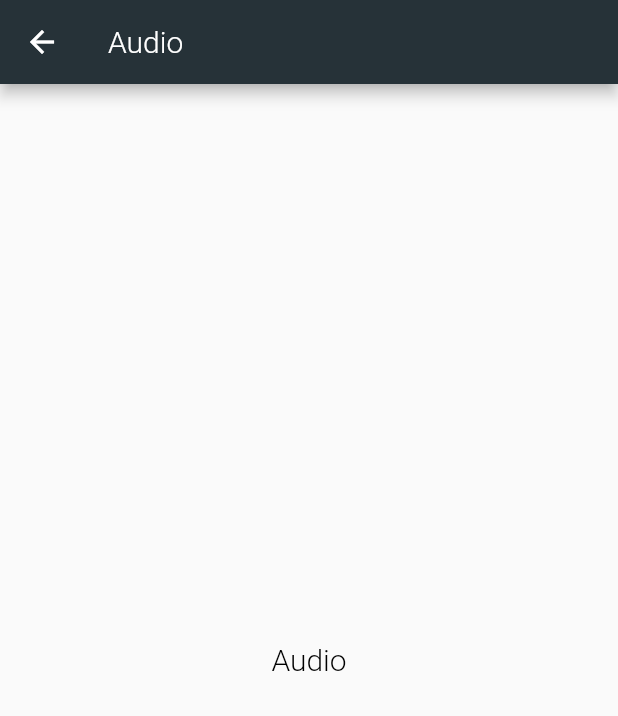
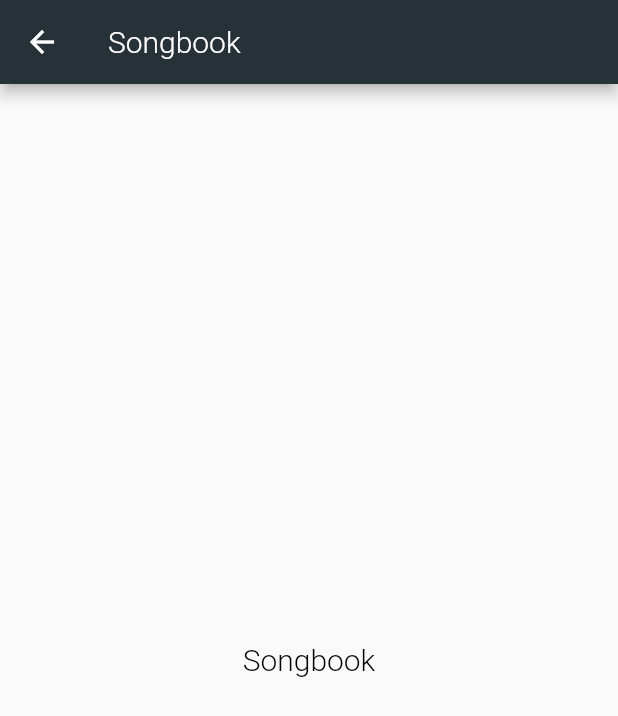
Before and after one commit to Jamesmin90/CSM_APP, a Flutter app: the Songbook screen opened directly, on a phone screen of 412 x 824 dp. Shown: the top 716 px of the screen. Run offline on Flutter 3.47's test engine with Material 2 defaults, Android fonts, the phone set to English and light mode, and no system bars; our stand-ins replace webview_flutter; Roboto replaces fonts that are missing (Montserrat).

```diff
--- a/lib/screens/page_details/songbook.dart
+++ b/lib/screens/page_details/songbook.dart
@@ -10,10 +10,10 @@ class _SongbookState extends State<Songbook> {
   Widget build(BuildContext context) {
     return Scaffold(
       appBar: AppBar(
-        title: Text("Audio"),
+        title: Text("Songbook"),
       ),
       body: Center(
-        child: Text("Audio"),
+        child: Text("Songbook"),
       ),
     );
   }
--- a/pubspec.yaml
+++ b/pubspec.yaml
@@ -24,6 +24,7 @@ dependencies:
   # Use with the CupertinoIcons class for iOS style icons.
   cupertino_icons: ^0.1.2
   http: ^0.12.0+4
+  webview_flutter: ^0.3.19+9
 
 dev_dependencies:
   flutter_test:
```
Also changed, not shown: lib/screens/page_details/outline.dart (+28 -3 lines), pubspec.lock, 5 other files.
